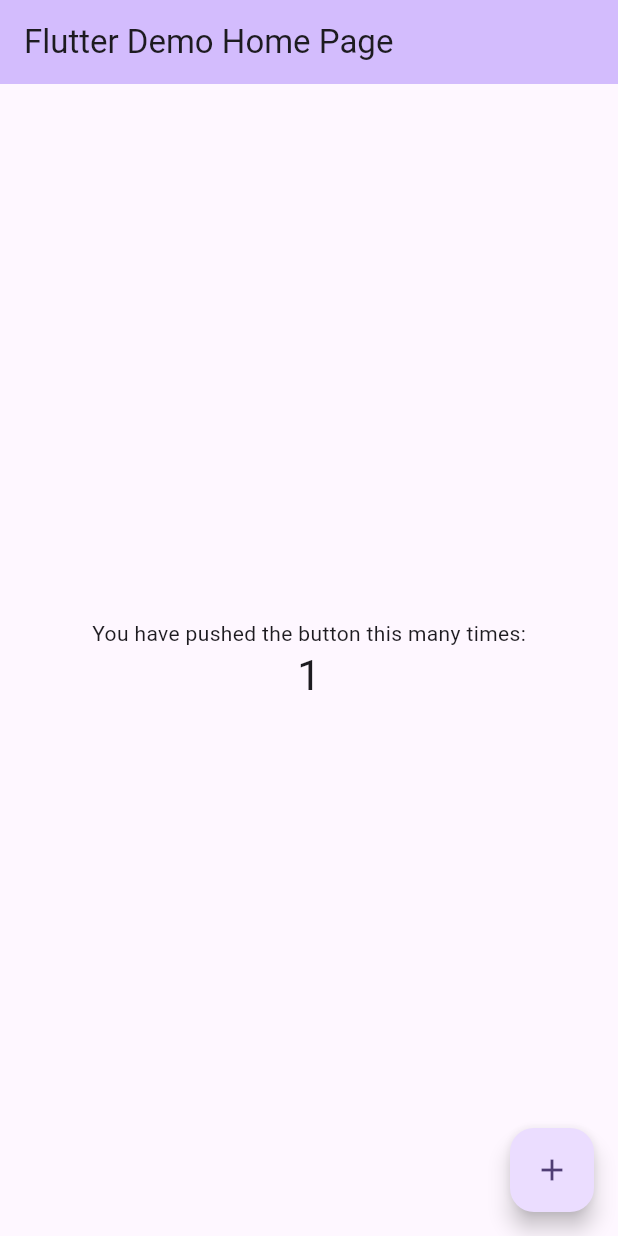
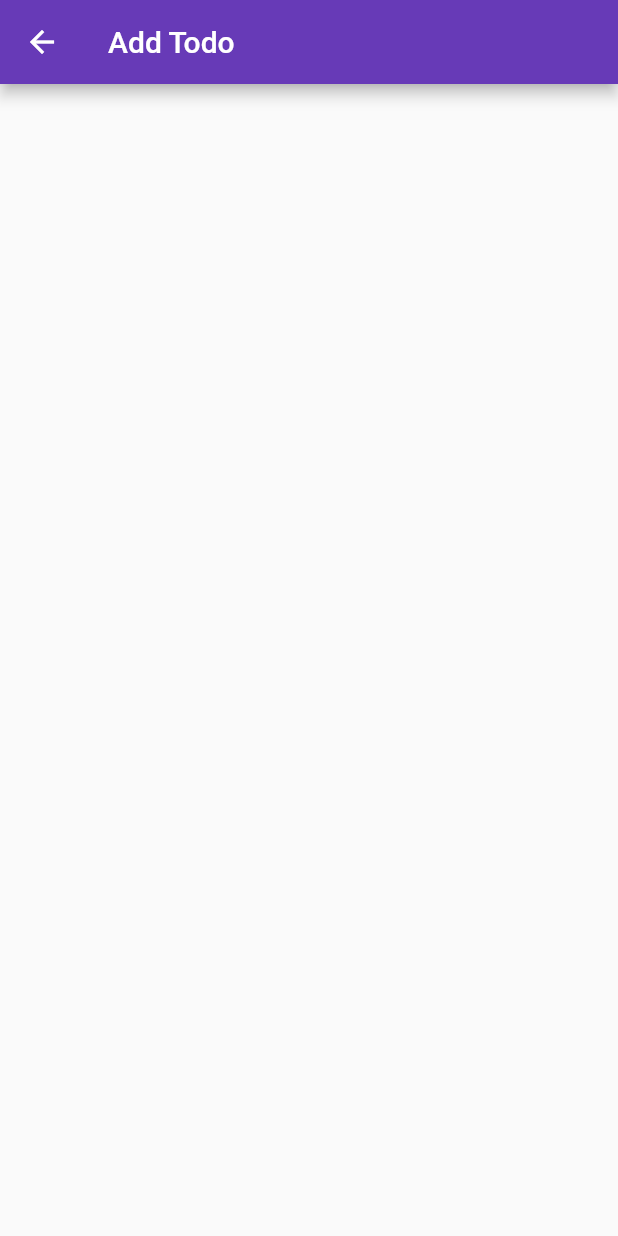
Before and after one commit to CiliaEn/ToDo, a Flutter app: the screen it shows after launch, after a tap on the "add" icon, on a phone screen of 412 x 824 dp. Run offline on Flutter 3.47's test engine with Material 2 defaults, Android fonts, the phone set to English and light mode, and no system bars.

Commit message:
added navigation, shared pref.

```diff
--- /dev/null
+++ b/lib/add_todo.dart
@@ -0,0 +1,14 @@
+import 'package:flutter/material.dart';
+
+class AddTodoPage extends StatelessWidget {
+  const AddTodoPage({super.key});
+
+  @override
+  Widget build(BuildContext context) {
+    return Scaffold(
+      appBar: AppBar(
+        title: const Text('Add Todo'),
+      ),
+    );
+  }
+}
--- a/lib/main.dart
+++ b/lib/main.dart
@@ -1,54 +1,27 @@
 import 'package:flutter/material.dart';
-
-//first comment Cilia Ence
+import 'add_todo.dart'; // Import the AddTodoPage file
 
 void main() {
   runApp(const MyApp());
 }
 
 class MyApp extends StatelessWidget {
-  const MyApp({super.key});
+  const MyApp({Key? key}) : super(key: key);
 
-  // This widget is the root of your application.
   @override
   Widget build(BuildContext context) {
     return MaterialApp(
-      title: 'Flutter Demo',
+      title: 'ToDo',
       theme: ThemeData(
-        // This is the theme of your application.
-        //
-        // TRY THIS: Try running your application with "flutter run". You'll see
-        // the application has a blue toolbar. Then, without quitting the app,
-        // try changing the seedColor in the colorScheme below to Colors.green
-        // and then invoke "hot reload" (save your changes or press the "hot
-        // reload" button in a Flutter-supported IDE, or press "r" if you used
-        // the command line to start the app).
-        //
-        // Notice that the counter didn't reset back to zero; the application
-        // state is not lost during the reload. To reset the state, use hot
-        // restart instead.
-        //
-        // This works for code too, not just values: Most code changes can be
-        // tested with just a hot reload.
-        colorScheme: ColorScheme.fromSeed(seedColor: Colors.deepPurple),
-        useMaterial3: true,
+        primarySwatch: Colors.deepPurple,
       ),
-      home: const MyHomePage(title: 'Flutter Demo Home Page'),
+      home: const MyHomePage(title: 'ToDo List'),
     );
   }
 }
 
 class MyHomePage extends StatefulWidget {
-  const MyHomePage({super.key, required this.title});
-
-  // This widget is the home page of your application. It is stateful, meaning
-  // that it has a State object (defined below) that contains fields that affect
-  // how it looks.
-
-  // This class is the configuration for the state. It holds the values (in this
-  // case the title) provided by the parent (in this case the App widget) and
-  // used by the build method of the State. Fields in a Widget subclass are
-  // always marked "final".
+  const MyHomePage({Key? key, required this.title}) : super(key: key);
 
   final String title;
 
@@ -57,71 +30,36 @@ class MyHomePage extends StatefulWidget {
 }
 
 class _MyHomePageState extends State<MyHomePage> {
-  int _counter = 0;
-
-  void _incrementCounter() {
-    setState(() {
-      // This call to setState tells the Flutter framework that something has
-      // changed in this State, which causes it to rerun the build method below
-      // so that the display can reflect the updated values. If we changed
-      // _counter without calling setState(), then the build method would not be
-      // called again, and so nothing would appear to happen.
-      _counter++;
-    });
-  }
+  final List<String> _todoItems = ["springa", "laga mat", "tvätta"];
 
   @override
   Widget build(BuildContext context) {
-    // This method is rerun every time setState is called, for instance as done
-    // by the _incrementCounter method above.
-    //
-    // The Flutter framework has been optimized to make rerunning build methods
-    // fast, so that you can just rebuild anything that needs updating rather
-    // than having to individually change instances of widgets.
     return Scaffold(
       appBar: AppBar(
-        // TRY THIS: Try changing the color here to a specific color (to
-        // Colors.amber, perhaps?) and trigger a hot reload to see the AppBar
-        // change color while the other colors stay the same.
-        backgroundColor: Theme.of(context).colorScheme.inversePrimary,
-        // Here we take the value from the MyHomePage object that was created by
-        // the App.build method, and use it to set our appbar title.
         title: Text(widget.title),
       ),
-      body: Center(
-        // Center is a layout widget. It takes a single child and positions it
-        // in the middle of the parent.
-        child: Column(
-          // Column is also a layout widget. It takes a list of children and
-          // arranges them vertically. By default, it sizes itself to fit its
-          // children horizontally, and tries to be as tall as its parent.
-          //
-          // Column has various properties to control how it sizes itself and
-          // how it positions its children. Here we use mainAxisAlignment to
-          // center the children vertically; the main axis here is the vertical
-          // axis because Columns are vertical (the cross axis would be
-          // horizontal).
-          //
-          // TRY THIS: Invoke "debug painting" (choose the "Toggle Debug Paint"
-          // action in the IDE, or press "p" in the console), to see the
-          // wireframe for each widget.
-          mainAxisAlignment: MainAxisAlignment.center,
-          children: <Widget>[
-            const Text(
-              'You have pushed the button this many times:',
-            ),
-            Text(
-              '$_counter',
-              style: Theme.of(context).textTheme.headlineMedium,
-            ),
-          ],
-        ),
+      body: _buildTodoList(),
+      floatingActionButton: FloatingActionButton(
+        onPressed: () {
+          Navigator.push(
+            context,
+            MaterialPageRoute(builder: (context) => const AddTodoPage()),
+          );
+        },
+        tooltip: 'Add Item',
+        child: const Icon(Icons.add),
       ),
-      floatingActionButton: FloatingActionButton(
-        onPressed: _incrementCounter,
-        tooltip: 'Increment',
-        child: const Icon(Icons.add),
-      ), // This trailing comma makes auto-formatting nicer for build methods.
+    );
+  }
+
+  Widget _buildTodoList() {
+    return ListView.builder(
+      itemCount: _todoItems.length,
+      itemBuilder: (context, index) {
+        return ListTile(
+          title: Text(_todoItems[index]),
+        );
+      },
     );
   }
 }
--- a/pubspec.yaml
+++ b/pubspec.yaml
@@ -35,6 +35,7 @@ dependencies:
   # The following adds the Cupertino Icons font to your application.
   # Use with the CupertinoIcons class for iOS style icons.
   cupertino_icons: ^1.0.2
+  shared_preferences: ^2.2.2
 
 dev_dependencies:
   flutter_test:
```
Also changed, not shown: pubspec.lock, 7 other files.
